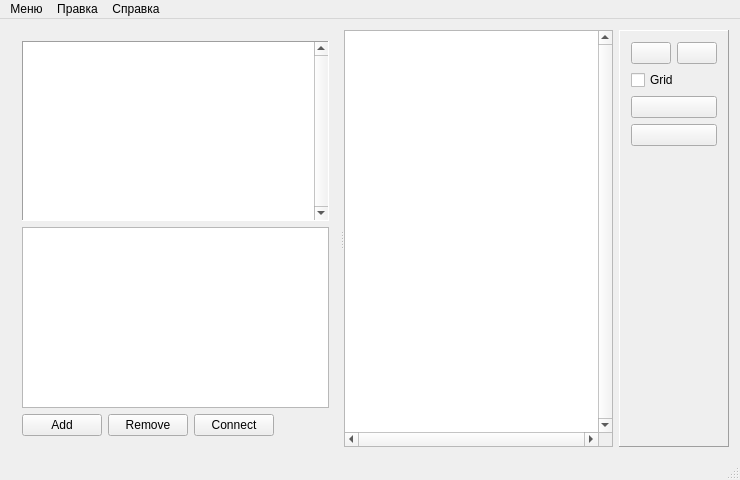
Before: the Qt Designer form mainwindow.ui in kekdck/graph_editor, drawn with Qt 5.
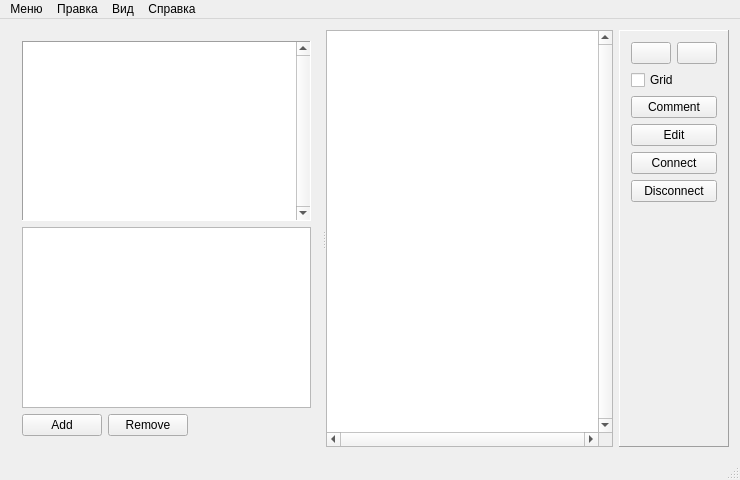
After: the same form once the commit is applied. Icons and pictures are not drawn. Custom widgets are drawn as their Qt base class.

Diff of the .ui file:
```diff
--- a/mainwindow.ui
+++ b/mainwindow.ui
@@ -55,12 +55,9 @@
             <property name="text">
              <string>Remove</string>
             </property>
-           </widget>
-          </item>
-          <item>
-           <widget class="QPushButton" name="pushConnectButton">
-            <property name="text">
-             <string>Connect</string>
+            <property name="icon">
+             <iconset resource="icons.qrc">
+              <normaloff>:/icons/icons/remove-icon.png</normaloff>:/icons/icons/remove-icon.png</iconset>
             </property>
            </widget>
           </item>
@@ -181,7 +178,7 @@
          </property>
         </widget>
        </item>
-       <item row="4" column="0">
+       <item row="6" column="0">
         <spacer name="verticalSpacer">
          <property name="orientation">
           <enum>Qt::Vertical</enum>
@@ -197,7 +194,7 @@
        <item row="2" column="0">
         <widget class="QPushButton" name="pushCommentButton">
          <property name="text">
-          <string/>
+          <string>Comment</string>
          </property>
          <property name="icon">
           <iconset resource="icons.qrc">
@@ -208,7 +205,7 @@
        <item row="3" column="0">
         <widget class="QPushButton" name="pushEditButton">
          <property name="text">
-          <string/>
+          <string>Edit</string>
          </property>
          <property name="icon">
           <iconset resource="icons.qrc">
@@ -216,6 +213,28 @@
          </property>
         </widget>
        </item>
+       <item row="4" column="0">
+        <widget class="QPushButton" name="pushConnectButton">
+         <property name="text">
+          <string>Connect</string>
+         </property>
+         <property name="icon">
+          <iconset resource="icons.qrc">
+           <normaloff>:/icons/icons/connect-icon.png</normaloff>:/icons/icons/connect-icon.png</iconset>
+         </property>
+        </widget>
+       </item>
+       <item row="5" column="0">
+        <widget class="QPushButton" name="pushDisconnectButton">
+         <property name="text">
+          <string>Disconnect</string>
+         </property>
+         <property name="icon">
+          <iconset resource="icons.qrc">
+           <normaloff>:/icons/icons/disconnect-icon.png</normaloff>:/icons/icons/disconnect-icon.png</iconset>
+         </property>
+        </widget>
+       </item>
       </layout>
      </widget>
     </item>
@@ -255,8 +274,15 @@
     <addaction name="actionZoomOut"/>
     <addaction name="actionEdit"/>
    </widget>
+   <widget class="QMenu" name="menu_4">
+    <property name="title">
+     <string>Вид</string>
+    </property>
+    <addaction name="actionGrid"/>
+   </widget>
    <addaction name="menu"/>
    <addaction name="menu_3"/>
+   <addaction name="menu_4"/>
    <addaction name="menu_2"/>
   </widget>
   <widget class="QStatusBar" name="statusBar"/>
```
Left out of the diff: 103 changed lines with no effect on the pictures.
